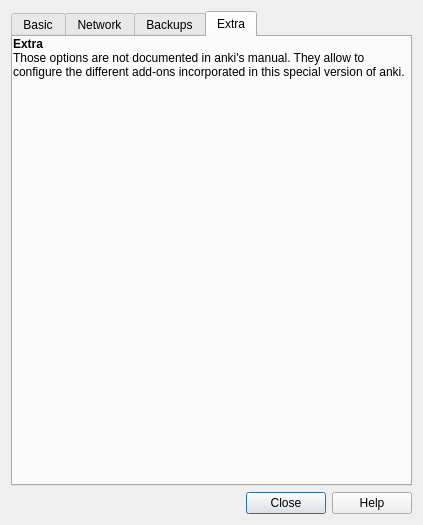
the8thbit/anki, file designer/preferences.ui: the form before one commit.
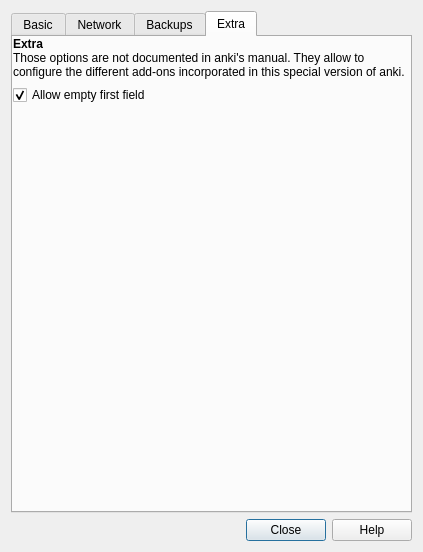
The form after the commit. The open tabs and pages were chosen to show the change.

Commit message: Allow empty first field

Diff of the .ui file:
```diff
--- a/designer/preferences.ui
+++ b/designer/preferences.ui
@@ -7,7 +7,7 @@
     <x>0</x>
     <y>0</y>
     <width>423</width>
-    <height>508</height>
+    <height>552</height>
    </rect>
   </property>
   <property name="windowTitle">
@@ -489,6 +489,16 @@
           </property>
          </widget>
         </item>
+        <item>
+         <widget class="QCheckBox" name="allowEmptyFirstField">
+          <property name="text">
+           <string>Allow empty first field</string>
+          </property>
+          <property name="checked">
+           <bool>true</bool>
+          </property>
+         </widget>
+        </item>
         <item>
          <spacer name="verticalSpacer">
           <property name="orientation">
```
Left out of the diff: 2 changed lines with no effect on the pictures. The commit also changes 12 other files.
